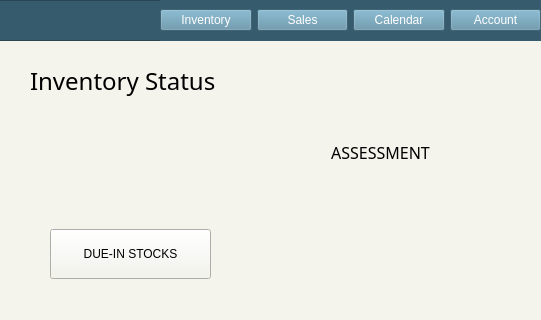
The window that landingPage.ui (ongchangco/Economystique2) describes before a commit, drawn with Qt 5; both pictures show x 260 to 801 and y 0 to 320 of the 801 by 600 pixel window.
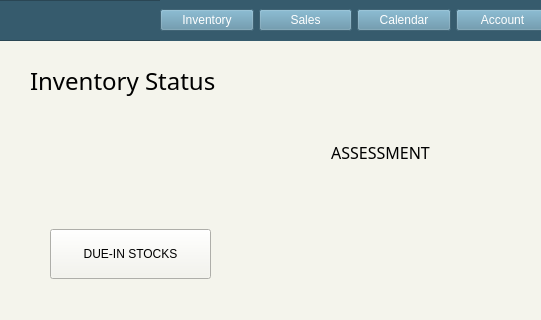
The same window after the commit. Icons and pictures are not drawn.

Commit message: edited buttons and logo on UIs

The edit to the form file:
```diff
--- a/landingPage.ui
+++ b/landingPage.ui
@@ -258,7 +258,7 @@
       <rect>
        <x>420</x>
        <y>0</y>
-       <width>381</width>
+       <width>389</width>
        <height>41</height>
       </rect>
      </property>
```
The commit also changes 7 other files.
